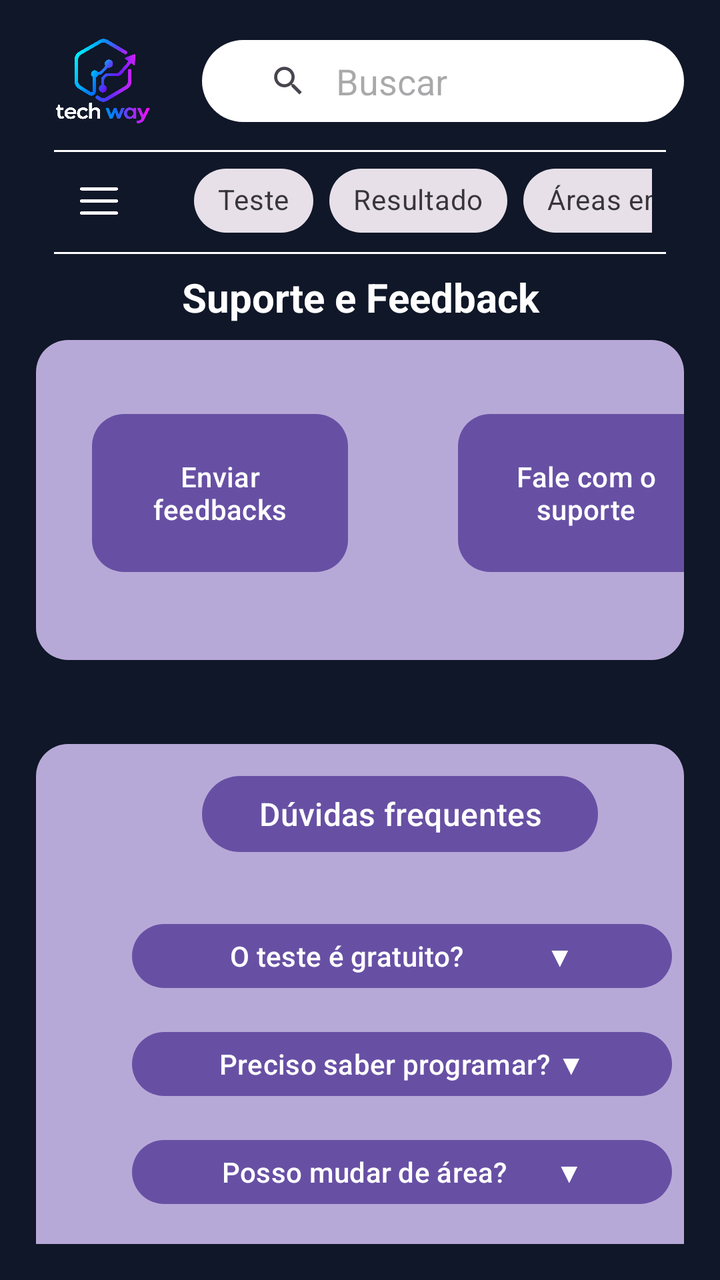
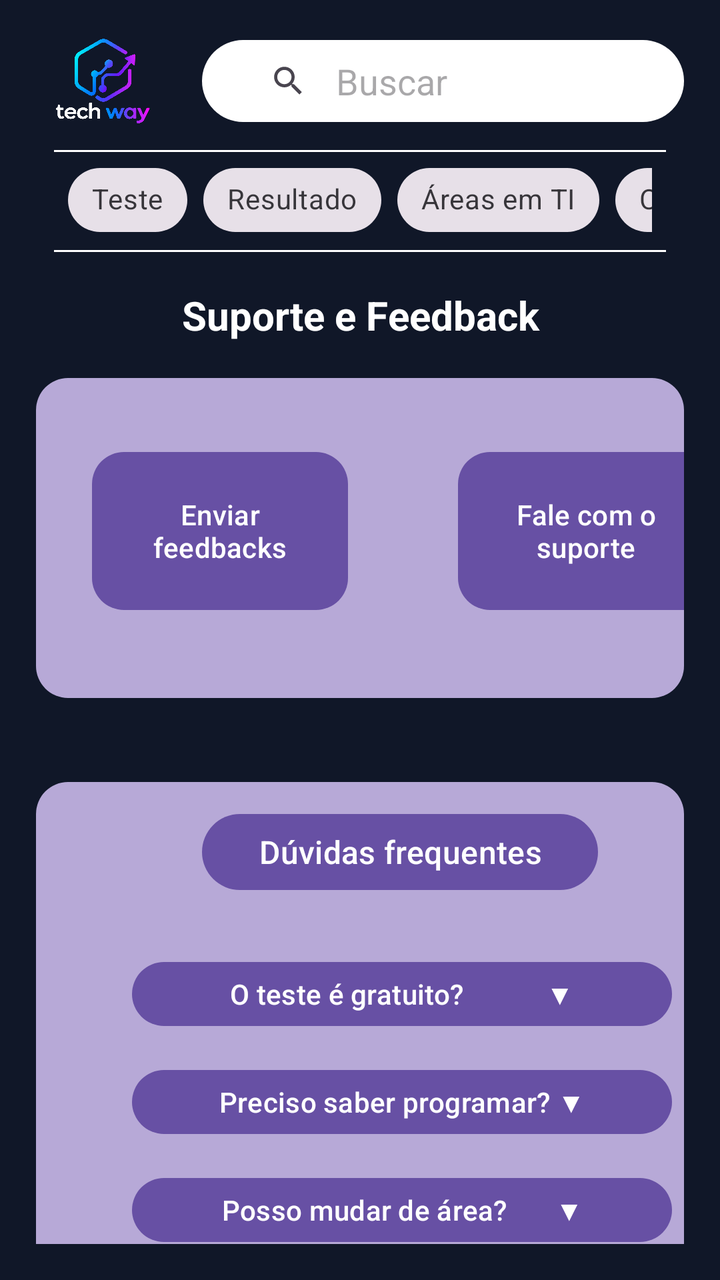

Before-and-after screenshots of an Android layout around one commit, followed by the original layout XML and the change that was made.
<!-- AndroidManifest.xml: application theme Theme.TechWayTCC -->
<!-- res/layout/suporte_main.xml -->
<?xml version="1.0" encoding="utf-8"?>
<LinearLayout xmlns:android="http://schemas.android.com/apk/res/android"
    xmlns:app="http://schemas.android.com/apk/res-auto"
    xmlns:tools="http://schemas.android.com/tools"
    android:id="@+id/main"
    android:layout_width="match_parent"
    android:layout_height="match_parent"
    android:background="#101728"
    android:padding="18dp"
    android:orientation="vertical"
    tools:context=".MainActivity">


    
    <LinearLayout
        android:layout_width="match_parent"
        android:layout_height="wrap_content"
        android:gravity="center_vertical"
        android:orientation="horizontal">

        
        <LinearLayout
            android:layout_width="49dp"
            android:layout_height="45dp"
            android:padding="11dp"
            android:orientation="horizontal"
            android:layout_marginStart="9dp"
            android:background="@drawable/logo">
        </LinearLayout>

        
        <LinearLayout
            android:id="@+id/conteiner_Barra"
            android:layout_width="match_parent"
            android:layout_height="41dp"
            android:layout_marginLeft="25dp"
            android:orientation="horizontal">

            <androidx.appcompat.widget.SearchView

                android:id="@+id/barra_pesquisa"
                android:layout_width="match_parent"
                android:layout_height="wrap_content"
                android:background="@drawable/barra_arredondada"
                android:gravity="center"
                android:padding="11dp"
                app:iconifiedByDefault="false"
                app:queryBackground="@null"
                app:queryHint="Buscar" />
        </LinearLayout>

    </LinearLayout>

    
    <View
        android:layout_width="match_parent"
        android:layout_height="1dp"
        android:layout_marginTop="12dp"
        android:layout_marginStart="9dp"
        android:layout_marginEnd="9dp"
        android:background="#FFFFFF" />

    <LinearLayout
        android:layout_width="match_parent"
        android:layout_height="wrap_content"
        android:gravity="center_vertical"
        android:orientation="horizontal">

        <ImageButton
            android:layout_width="63dp"
            android:layout_height="49dp"
            android:src="@drawable/tres_linhas1"
            android:scaleType="centerInside"
            android:padding="15dp"
            android:background="?attr/selectableItemBackgroundBorderless"
            app:tint="@color/white" />

        <HorizontalScrollView
            android:layout_width="match_parent"
            android:layout_height="wrap_content"
            android:scrollbars="none"
            android:paddingStart="16dp"
            android:paddingEnd="16dp">

            <com.google.android.material.chip.ChipGroup
                android:layout_width="wrap_content"
                android:layout_height="wrap_content"
                android:orientation="horizontal">

                
                <com.google.android.material.chip.Chip
                    style="@style/Widget.MaterialComponents.Chip.Choice"
                    android:layout_width="wrap_content"
                    android:layout_height="wrap_content"
                    android:text="Teste"/>

                
                <com.google.android.material.chip.Chip
                    style="@style/Widget.MaterialComponents.Chip.Choice"
                    android:layout_width="wrap_content"
                    android:layout_height="wrap_content"
                    android:text="Resultado" />

                
                <com.google.android.material.chip.Chip
                    style="@style/Widget.MaterialComponents.Chip.Choice"
                    android:layout_width="wrap_content"
                    android:layout_height="wrap_content"
                    android:text="Áreas em TI" />

                
                <com.google.android.material.chip.Chip
                    style="@style/Widget.MaterialComponents.Chip.Choice"
                    android:layout_width="wrap_content"
                    android:layout_height="wrap_content"
                    android:text="Cursos" />

            </com.google.android.material.chip.ChipGroup>
        </HorizontalScrollView>

    </LinearLayout>

    <View
        android:layout_width="match_parent"
        android:layout_height="1dp"
        android:layout_marginTop="1dp"
        android:layout_marginStart="9dp"
        android:layout_marginEnd="9dp"
        android:background="#FFFFFF" />

    <TextView
        android:layout_width="match_parent"
        android:layout_height="wrap_content"
        android:text="Suporte e Feedback"
        android:textColor="@color/white"
        android:textAlignment="center"
        android:textStyle="bold"
        android:textSize="20sp"
        android:padding="8dp"/>

    <LinearLayout
        android:layout_width="match_parent"
        android:layout_height="160dp"
        android:paddingTop="37dp"
        android:paddingStart="28dp"
        android:background="@drawable/barra_arredondada2">

        <Button
            android:layout_width="128dp"
            android:layout_height="79dp"
            android:text="Enviar feedbacks"
            android:background="@drawable/bara_aredada3"/>

        <Button
            android:layout_width="128dp"
            android:layout_height="79dp"
            android:layout_marginStart="55dp"
            android:text="Fale com o suporte"
            android:background="@drawable/bara_aredada3"/>
    </LinearLayout>

    <LinearLayout
        android:layout_width="match_parent"
        android:layout_height="289dp"
        android:layout_marginTop="42dp"
        android:paddingStart="28dp"
        android:orientation="vertical"
        android:background="@drawable/barra_arredondada2">

        <Button
            android:id="@+id/duvidas"
            android:layout_width="198dp"
            android:layout_height="46dp"
            android:text="Dúvidas frequentes"
            android:textAlignment="center"
            android:textSize="16dp"
            android:layout_marginTop="12dp"
            android:layout_marginStart="55dp"
            android:layout_marginEnd="55dp"/>

        <Button
            android:layout_width="270dp"
            android:layout_height="40dp"
            android:layout_marginTop="28dp"
            android:layout_marginStart="20dp"
            android:text="O teste é gratuito?            ▼"
            android:textSize="14dp"
            />

        <Button
            android:layout_width="270dp"
            android:layout_height="40dp"
            android:layout_marginTop="14dp"
            android:layout_marginStart="20dp"
            android:text="Preciso saber programar? ▼"
            android:textAlignment="center"
            android:textSize="14dp"
            />

        <Button
            android:layout_width="270dp"
            android:layout_height="40dp"
            android:layout_marginTop="14dp"
            android:layout_marginStart="20dp"
            android:text="Posso mudar de área?       ▼"
            android:textAlignment="center"
            android:textSize="14dp"
            />

    </LinearLayout>

</LinearLayout>
<!-- resources referenced by this layout -->
<resources>
  <color name="white">#FFFFFFFF</color>
  <!-- drawable bara_aredada3 (drawable) -->
  <?xml version="1.0" encoding="utf-8"?>
  <shape xmlns:android="http://schemas.android.com/apk/res/android"
      android:shape="rectangle">
  
      <solid android:color="#A285DC"/>
      <corners android:radius="16dp"/>
  
  
  </shape>
  <!-- drawable barra_arredondada (drawable) -->
  <?xml version="1.0" encoding="utf-8"?>
  <shape xmlns:android="http://schemas.android.com/apk/res/android"
      android:shape="rectangle">
  
      <solid android:color="@color/white"/>
      <corners android:radius="22dp"/>
  
  
  </shape>
  <!-- drawable barra_arredondada2 (drawable) -->
  <?xml version="1.0" encoding="utf-8"?>
  <shape xmlns:android="http://schemas.android.com/apk/res/android"
      android:shape="rectangle">
  
      <solid android:color="#B7A9D7"/>
      <corners android:radius="16dp"/>
  
  
  </shape>
  <!-- drawable logo: png bitmap (drawable, 471142 bytes) -->
  <!-- drawable tres_linhas1: png bitmap (drawable, 3450 bytes) -->
  <style name="Theme.TechWayTCC" parent="Base.Theme.TechWayTCC" />
  <style name="Base.Theme.TechWayTCC" parent="Theme.Material3.DayNight.NoActionBar">
          
          
      </style>
</resources>

<!-- the commit's change to res/layout/suporte_main.xml (unified diff, before → after) -->
@@ -8,7 +8,7 @@
     android:background="#101728"
     android:padding="18dp"
     android:orientation="vertical"
-    tools:context=".MainActivity">
+    tools:context=".carol.MainActivity">
 
 
     
@@ -66,14 +66,6 @@
         android:gravity="center_vertical"
         android:orientation="horizontal">
 
-        <ImageButton
-            android:layout_width="63dp"
-            android:layout_height="49dp"
-            android:src="@drawable/tres_linhas1"
-            android:scaleType="centerInside"
-            android:padding="15dp"
-            android:background="?attr/selectableItemBackgroundBorderless"
-            app:tint="@color/white" />
 
         <HorizontalScrollView
             android:layout_width="match_parent"
@@ -134,6 +126,7 @@
         android:text="Suporte e Feedback"
         android:textColor="@color/white"
         android:textAlignment="center"
+        android:layout_margin="10dp"
         android:textStyle="bold"
         android:textSize="20sp"
         android:padding="8dp"/>
<!-- resource entries referenced after the edit -->
@@ -32,7 +32,6 @@
   
   </shape>
   <!-- drawable logo: png bitmap (drawable, 471142 bytes) -->
-  <!-- drawable tres_linhas1: png bitmap (drawable, 3450 bytes) -->
   <style name="Theme.TechWayTCC" parent="Base.Theme.TechWayTCC" />
   <style name="Base.Theme.TechWayTCC" parent="Theme.Material3.DayNight.NoActionBar">
           
